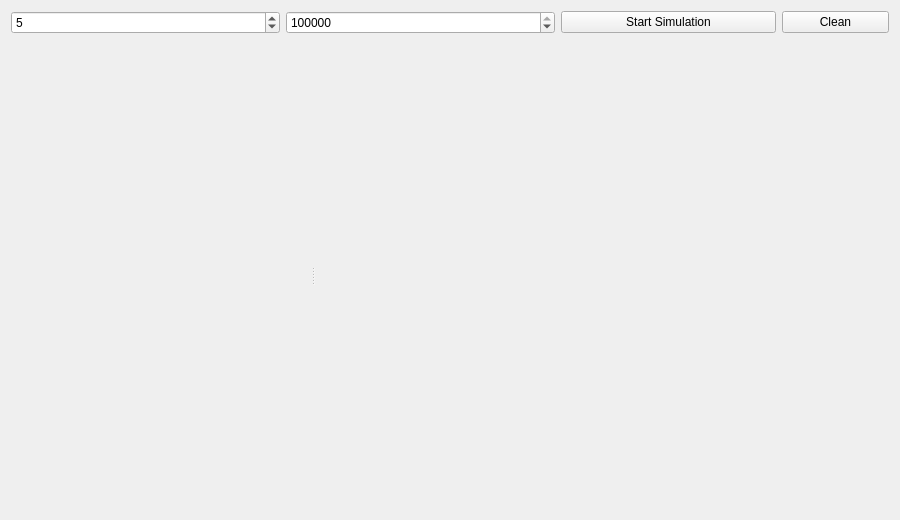
Cvelth/Comp_Simulation_Projects, file Lab4_GUI/gui.ui: the form before one commit.
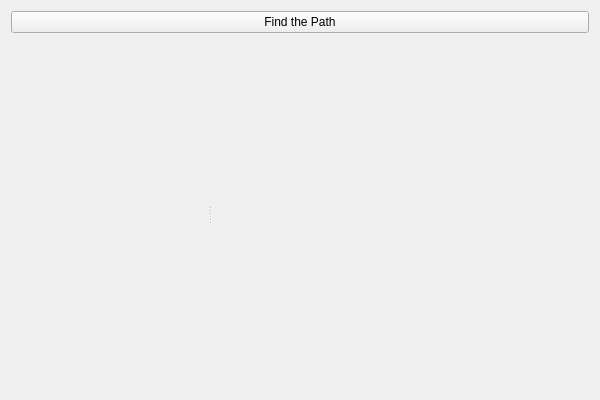
The form after the commit.

The edit to the form file:
```diff
--- a/Lab4_GUI/gui.ui
+++ b/Lab4_GUI/gui.ui
@@ -6,61 +6,20 @@
    <rect>
     <x>0</x>
     <y>0</y>
-    <width>900</width>
-    <height>520</height>
+    <width>600</width>
+    <height>400</height>
    </rect>
   </property>
   <property name="windowTitle">
    <string>gui</string>
   </property>
-  <layout class="QVBoxLayout" name="verticalLayout" stretch="0,1">
+  <layout class="QVBoxLayout" name="verticalLayout">
    <item>
-    <layout class="QHBoxLayout" name="horizontalLayout" stretch="5,5,4,2">
-     <item>
-      <widget class="QSpinBox" name="tasks">
-       <property name="minimum">
-        <number>1</number>
-       </property>
-       <property name="maximum">
-        <number>9999999</number>
-       </property>
-       <property name="value">
-        <number>5</number>
-       </property>
-      </widget>
-     </item>
-     <item>
-      <widget class="QSpinBox" name="total_tasks">
-       <property name="minimum">
-        <number>1</number>
-       </property>
-       <property name="maximum">
-        <number>1000000000</number>
-       </property>
-       <property name="value">
-        <number>1000000</number>
-       </property>
-      </widget>
-     </item>
-     <item>
-      <layout class="QHBoxLayout" name="buttons">
-       <item>
-        <widget class="QPushButton" name="start">
-         <property name="text">
-          <string>Start Simulation</string>
-         </property>
-        </widget>
-       </item>
-      </layout>
-     </item>
-     <item>
-      <widget class="QPushButton" name="clean">
-       <property name="text">
-        <string>Clean</string>
-       </property>
-      </widget>
-     </item>
-    </layout>
+    <widget class="QPushButton" name="find">
+     <property name="text">
+      <string>Find the Path</string>
+     </property>
+    </widget>
    </item>
    <item>
     <widget class="QSplitter" name="splitter">
@@ -101,8 +60,8 @@
         <rect>
          <x>0</x>
          <y>0</y>
-         <width>585</width>
-         <height>469</height>
+         <width>385</width>
+         <height>353</height>
         </rect>
        </property>
        <layout class="QVBoxLayout" name="verticalLayout_4">
```
